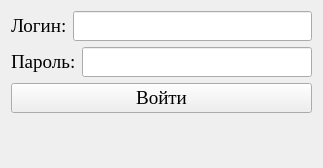
Before: the Qt Designer form ui/sign_in_window.ui in SwiftyKey/CostAccounting, drawn with Qt 5.
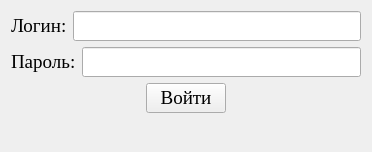
After: the same form once the commit is applied.

Patch:
```diff
--- a/ui/sign_in_window.ui
+++ b/ui/sign_in_window.ui
@@ -6,8 +6,8 @@
    <rect>
     <x>0</x>
     <y>0</y>
-    <width>323</width>
-    <height>168</height>
+    <width>372</width>
+    <height>147</height>
    </rect>
   </property>
   <property name="font">
@@ -49,11 +49,41 @@
     </layout>
    </item>
    <item>
+    <layout class="QHBoxLayout" name="horizontalLayout_3">
+     <item>
+      <spacer name="horizontalSpacer">
+       <property name="orientation">
+        <enum>Qt::Horizontal</enum>
+       </property>
+       <property name="sizeHint" stdset="0">
+        <size>
+         <width>40</width>
+         <height>20</height>
+        </size>
+       </property>
+      </spacer>
+     </item>
+     <item>
     <widget class="QPushButton" name="button_sign_in">
      <property name="text">
       <string>Войти</string>
      </property>
     </widget>
+     </item>
+     <item>
+      <spacer name="horizontalSpacer_2">
+       <property name="orientation">
+        <enum>Qt::Horizontal</enum>
+       </property>
+       <property name="sizeHint" stdset="0">
+        <size>
+         <width>40</width>
+         <height>20</height>
+        </size>
+       </property>
+      </spacer>
+     </item>
+    </layout>
    </item>
    <item>
     <widget class="QLabel" name="status">
```
Lines whose indentation alone changed are shown as unchanged.
